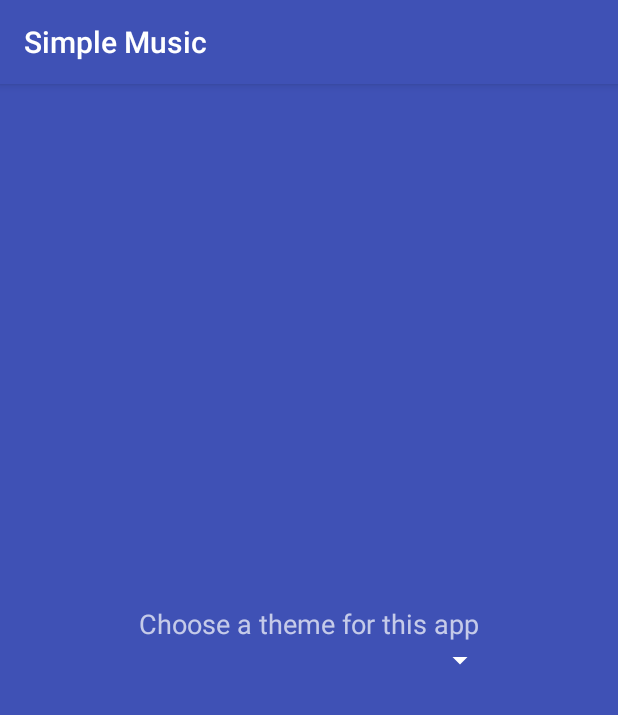
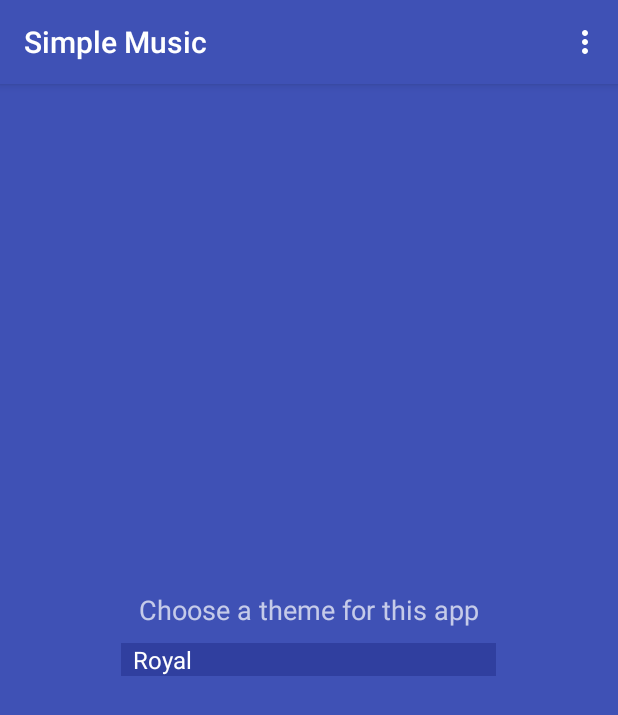
Before and after one commit to jogold9/SimpleMusicPlayer, an Android app: the SettingsActivity screen opened directly, with no data from a screen before it, on a phone screen of 412 x 824 dp. Shown: the top 715 px of the screen. Run offline under Robolectric (Android 15) with nearby library versions, the phone set to English and light mode, and no system bars; 1 statement that could not run was skipped.

Commit message:
removed stop button

```diff
--- a/app/src/main/AndroidManifest.xml
+++ b/app/src/main/AndroidManifest.xml
@@ -12,7 +12,7 @@
     <application
         android:icon="@drawable/ic_hardware_headset"
         android:label="@string/app_name"
-        android:theme="@style/AppTheme">
+        android:theme="@style/Royal">
         <activity
             android:name=".MainActivity"
             android:configChanges="keyboardHidden"
--- a/app/src/main/java/com/joshbgold/simplemusicplayer/SettingsActivity.java
+++ b/app/src/main/java/com/joshbgold/simplemusicplayer/SettingsActivity.java
@@ -1,11 +1,17 @@
 package com.joshbgold.simplemusicplayer;
 
 import android.app.ActionBar;
+import android.content.SharedPreferences;
 import android.graphics.Color;
 import android.graphics.drawable.ColorDrawable;
 import android.os.Bundle;
+import android.preference.PreferenceManager;
+import android.widget.ArrayAdapter;
+import android.widget.Spinner;
 
 public class SettingsActivity extends MainActivity {
+
+    private Spinner colorChoiceSpinner;
 
     @Override
     protected void onCreate(Bundle savedInstanceState) {
@@ -16,5 +22,38 @@ public class SettingsActivity extends MainActivity {
         if (bar != null) {
             bar.setBackgroundDrawable(new ColorDrawable(Color.parseColor("#3F51B5")));  //sets action bar to color primary dark
         }
+
+        colorChoiceSpinner = (Spinner) findViewById(R.id.spinnerChooseColor);
+
+        // Create an ArrayAdapter using the string array and a default spinner layout
+        ArrayAdapter<CharSequence> adapter = ArrayAdapter.createFromResource(this, R.array.colors_array, android.R.layout.simple_spinner_item);
+        // Specify the layout to use when the list of choices appears
+        adapter.setDropDownViewResource(android.R.layout.simple_spinner_dropdown_item);
+        // Apply the adapter to the spinner
+        colorChoiceSpinner.setAdapter(adapter);
+
+    }
+
+    @Override
+    public void onBackPressed() {
+        super.onBackPressed();
+
+        //get user choice from spinner/drop down, then save to preferences
+        String colorChoice = colorChoiceSpinner.getSelectedItem().toString();
+        savePrefs("color", colorChoice);
+    }
+
+    //save prefs
+    public void savePrefs(String key, String value){
+        SharedPreferences sharedPreferences = PreferenceManager.getDefaultSharedPreferences(getApplicationContext());
+        SharedPreferences.Editor editor = sharedPreferences.edit();
+        editor.putString(key, value);
+        editor.apply();
+    }
+
+    //get prefs
+    public String loadPrefs(String key, String value){
+        SharedPreferences sharedPreferences = PreferenceManager.getDefaultSharedPreferences(getApplicationContext());
+        return sharedPreferences.getString(key, value);
     }
 }
--- a/app/src/main/res/layout/main.xml
+++ b/app/src/main/res/layout/main.xml
@@ -94,12 +94,6 @@
                 android:background="@null"
                 android:src="@drawable/btn_play"/>
             <!-- Stop Button -->
-            <ImageButton
-                android:id="@+id/btnStop"
-                android:layout_width="wrap_content"
-                android:layout_height="wrap_content"
-                android:background="@null"
-                android:src="@drawable/ic_av_stop"/>
             <!-- Forward Button -->
             <ImageButton
                 android:id="@+id/btnForward"
--- a/app/src/main/res/layout/settings.xml
+++ b/app/src/main/res/layout/settings.xml
@@ -10,7 +10,8 @@
         android:text="@string/choose_colors"
         android:textSize="@dimen/abc_text_size_medium_material"
         android:layout_above="@+id/spinnerChooseColor"
-        android:layout_centerHorizontal="true"/>
+        android:layout_centerHorizontal="true"
+        android:layout_marginBottom="10dp"/>
 
     <Spinner
         android:layout_width="250dp"
@@ -18,5 +19,6 @@
         android:id="@+id/spinnerChooseColor"
         android:layout_gravity="center_vertical"
         android:layout_centerVertical="true"
-        android:layout_centerHorizontal="true"/>
+        android:layout_centerHorizontal="true"
+        android:background="@color/colorPrimaryDark"/>
 </RelativeLayout>
--- /dev/null
+++ b/app/src/main/res/menu/action_bar.xml
@@ -0,0 +1,12 @@
+<?xml version="1.0" encoding="utf-8"?>
+<menu xmlns:android="http://schemas.android.com/apk/res/android"
+      android:layout_height="wrap_content"
+      android:layout_width="wrap_content">
+
+    <item android:id="@+id/action_settings"
+          android:title="@string/settings"
+          android:layout_width="wrap_content"
+          android:layout_height="wrap_content"
+        />
+
+</menu>
--- /dev/null
+++ b/app/src/main/res/values/color_array.xml
@@ -0,0 +1,9 @@
+<?xml version="1.0" encoding="utf-8"?>
+<resources>
+    <string-array name="colors_array">
+        <item>Royal</item>
+        <item>Forest</item>
+        <item>Vermilion</item>
+        <item>Charcoal</item>
+    </string-array>
+</resources>
```
Also changed, not shown: app/src/main/java/com/joshbgold/simplemusicplayer/MainActivity.java (+8 -27 lines), app/src/main/java/com/joshbgold/simplemusicplayer/PlayListActivity.java (+49 -5 lines), app/src/main/res/values/styles.xml (+8 -8 lines), app/src/main/res/drawable/file.png (added), app/src/main/res/drawable/folder.png (added), app/src/main/res/drawable/icon.png (added).
